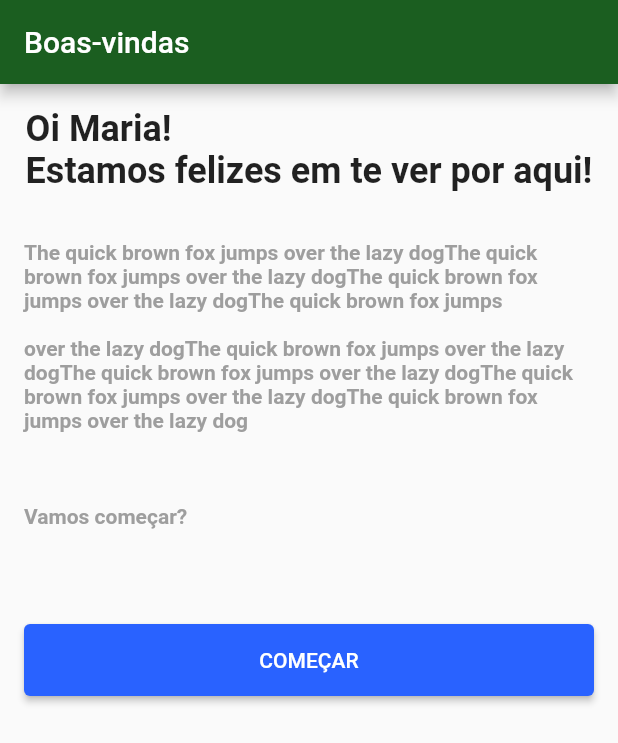
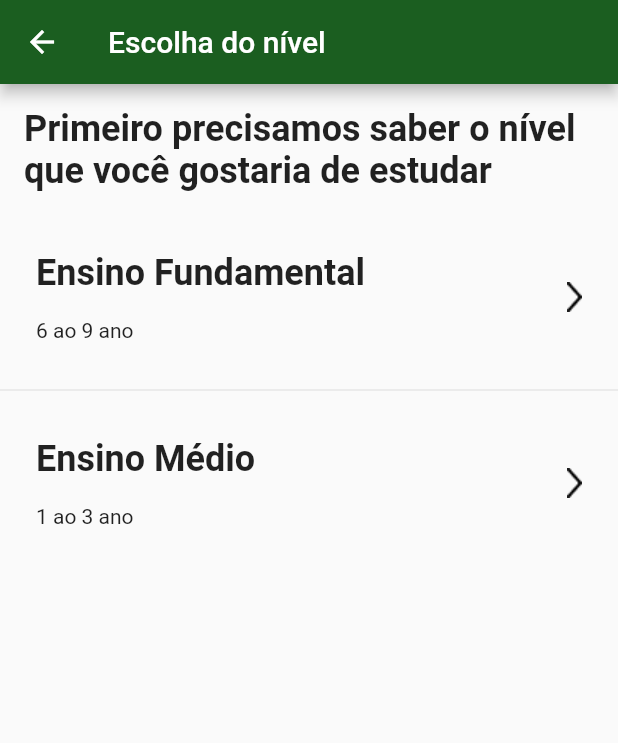
Before and after one commit to moville-hack-group-1/mobile, a Flutter app: the Welcome screen opened directly, after a tap on "COMEÇAR", on a phone screen of 412 x 824 dp. Shown: the top 743 px of the screen. Run offline on Flutter 3.47's test engine with Material 2 defaults, Android fonts, the phone set to English and light mode, and no system bars; our stand-ins replace fluttertoast, sqflite; missing offline and left inert: http_interceptor; accounts and stored records are empty.

Commit message:
Add level screen

```diff
--- /dev/null
+++ b/lib/components/list_item.dart
@@ -0,0 +1,43 @@
+import 'package:educanacao/components/title.dart';
+import 'package:flutter/material.dart';
+
+class ListItemComponent extends StatelessWidget {
+  final String title;
+  final String subtitle;
+  final Function onClick;
+
+  ListItemComponent(this.title, this.subtitle, {@required this.onClick});
+
+  @override
+  Widget build(BuildContext context) {
+    return InkWell(
+      onTap: () {
+        print('Clicou no item $title');
+      },
+      child: Padding(
+        padding: const EdgeInsets.all(24.0),
+        child: Row(
+          mainAxisAlignment: MainAxisAlignment.spaceBetween,
+          children: <Widget>[
+            Column(
+              crossAxisAlignment: CrossAxisAlignment.start,
+              children: <Widget>[
+                TitleComponent(title),
+                Padding(
+                  padding: const EdgeInsets.only(top: 16.0),
+                  child: Text(
+                    subtitle,
+                    style: TextStyle(
+                      fontSize: 14.0,
+                    ),
+                  ),
+                ),
+              ],
+            ),
+            Image.asset('images/ic_arrow.png')
+          ],
+        ),
+      ),
+    );
+  }
+}
--- /dev/null
+++ b/lib/components/title.dart
@@ -0,0 +1,18 @@
+import 'package:flutter/material.dart';
+
+class TitleComponent extends StatelessWidget {
+  final String title;
+
+  TitleComponent(this.title);
+
+  @override
+  Widget build(BuildContext context) {
+    return Text(
+      title,
+      style: TextStyle(
+        fontSize: 24.0,
+        fontWeight: FontWeight.bold,
+      ),
+    );
+  }
+}
--- /dev/null
+++ b/lib/screens/level.dart
@@ -0,0 +1,40 @@
+import 'package:educanacao/components/list_item.dart';
+import 'package:educanacao/components/title.dart';
+import 'package:flutter/material.dart';
+
+class Level extends StatelessWidget {
+  @override
+  Widget build(BuildContext context) {
+    return Scaffold(
+      appBar: AppBar(
+        title: Text('Escolha do nível'),
+      ),
+      body: Column(
+        children: <Widget>[
+          Padding(
+            padding: const EdgeInsets.all(16.0),
+            child: TitleComponent(
+                'Primeiro precisamos saber o nível que você gostaria de estudar'),
+          ),
+          Expanded(
+            child: ListView(
+              children: <Widget>[
+                ListItemComponent(
+                  'Ensino Fundamental',
+                  '6 ao 9 ano',
+                  onClick: () {},
+                ),
+                Divider(),
+                ListItemComponent(
+                  'Ensino Médio',
+                  '1 ao 3 ano',
+                  onClick: () {},
+                ),
+              ],
+            ),
+          ),
+        ],
+      ),
+    );
+  }
+}
--- a/lib/screens/welcome.dart
+++ b/lib/screens/welcome.dart
@@ -1,3 +1,5 @@
+import 'package:educanacao/components/title.dart';
+import 'package:educanacao/screens/level.dart';
 import 'package:flutter/material.dart';
 
 class Welcome extends StatelessWidget {
@@ -10,13 +12,7 @@ class Welcome extends StatelessWidget {
       body: Padding(
         padding: const EdgeInsets.all(16.0),
         child: Column(children: <Widget>[
-          Text(
-            'Oi Maria!\nEstamos felizes em te ver por aqui!',
-            style: TextStyle(
-              fontSize: 24.0,
-              fontWeight: FontWeight.bold,
-            ),
-          ),
+          TitleComponent('Oi Maria!\nEstamos felizes em te ver por aqui!'),
           Padding(
             padding: const EdgeInsets.only(top: 32.0),
             child: Text(
@@ -34,7 +30,8 @@ class Welcome extends StatelessWidget {
               child: RaisedButton(
                 child: Text('COMEÇAR'),
                 onPressed: () {
-
+                  Navigator.of(context)
+                      .push(MaterialPageRoute(builder: (context) => Level()));
                 },
               ),
             ),
--- a/pubspec.yaml
+++ b/pubspec.yaml
@@ -46,6 +46,9 @@ flutter:
   # the material Icons class.
   uses-material-design: true
 
+  assets:
+    - images/ic_arrow.png
+
   # To add assets to your application, add an assets section, like this:
   # assets:
   #   - images/a_dot_burr.jpeg
```
Also changed, not shown: images/ic_arrow.png (added).
